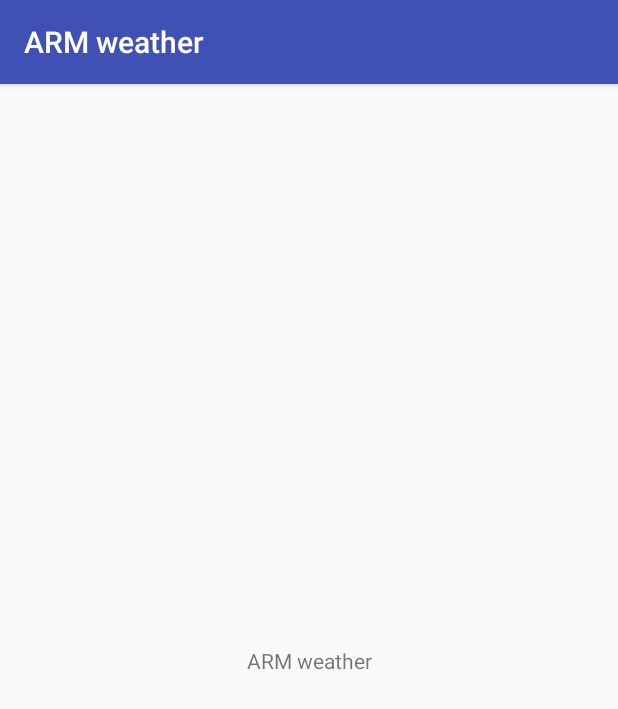
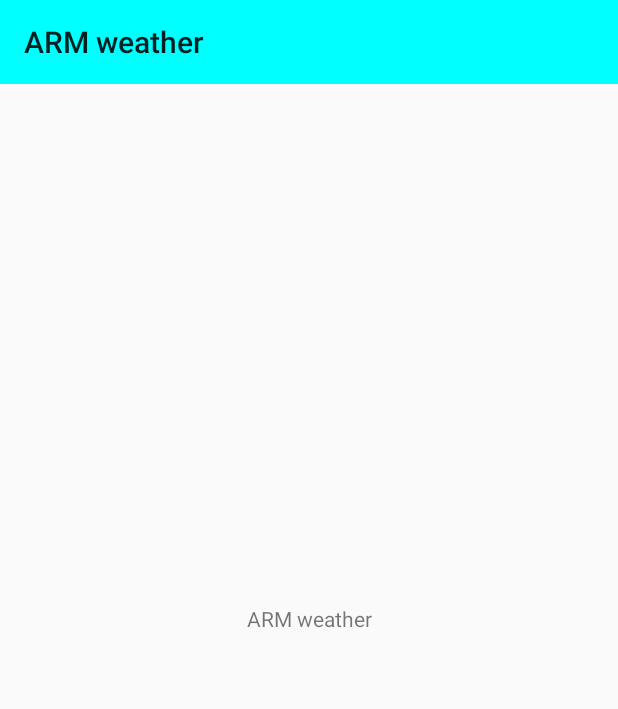
Before and after one commit to zht255/ARMweather, an Android app: the screen it shows after launch (MainActivity), on a phone screen of 412 x 824 dp. Shown: the top 709 px of the screen. Run offline under Robolectric (Android 15) with nearby library versions, the phone set to English and light mode, and no system bars.

Commit message:
2017-06-20-2

```diff
--- a/app/src/main/AndroidManifest.xml
+++ b/app/src/main/AndroidManifest.xml
@@ -18,6 +18,7 @@
                 <category android:name="android.intent.category.LAUNCHER" />
             </intent-filter>
         </activity>
+
     </application>
 
 </manifest>
--- a/app/src/main/res/layout/activity_main.xml
+++ b/app/src/main/res/layout/activity_main.xml
@@ -1,9 +1,20 @@
 <?xml version="1.0" encoding="utf-8"?>
 <android.support.constraint.ConstraintLayout xmlns:android="http://schemas.android.com/apk/res/android"
     xmlns:app="http://schemas.android.com/apk/res-auto"
+    xmlns:tools="http://schemas.android.com/tools"
     android:layout_width="match_parent"
     android:layout_height="match_parent">
+
+    <android.support.v7.widget.Toolbar
+        app:title="ARM weather"
+        android:id="@+id/my_toolbar"
+        android:layout_width="match_parent"
+        android:layout_height="wrap_content"
+        android:background="#00ffff"
+        tools:layout_editor_absoluteY="0dp"
+        tools:layout_editor_absoluteX="8dp" />
     <TextView
+        android:id="@+id/title"
         android:layout_width="wrap_content"
         android:layout_height="wrap_content"
         android:text="ARM weather"
--- /dev/null
+++ b/app/src/main/res/menu/menu.xml
@@ -0,0 +1,14 @@
+<?xml version="1.0" encoding="utf-8"?>
+<menu xmlns:android="http://schemas.android.com/apk/res/android"
+    xmlns:app="http://schemas.android.com/apk/res-auto">
+    <item
+        android:id="@+id/menu_scan"
+        android:orderInCategory="100"
+        app:showAsAction="always|withText"
+        android:title="Scan" />
+    <item
+        android:id="@+id/menu_refresh"
+        android:title="refresh"
+        android:orderInCategory="1"
+        app:showAsAction="always|withText" />
+</menu>
--- a/app/src/main/res/values/styles.xml
+++ b/app/src/main/res/values/styles.xml
@@ -1,11 +1,12 @@
 <resources>
 
     <!-- Base application theme. -->
-    <style name="AppTheme" parent="Theme.AppCompat.Light.DarkActionBar">
+    <style name="AppTheme" parent="Theme.AppCompat.Light.NoActionBar">
         <!-- Customize your theme here. -->
         <item name="colorPrimary">@color/colorPrimary</item>
         <item name="colorPrimaryDark">@color/colorPrimaryDark</item>
         <item name="colorAccent">@color/colorAccent</item>
     </style>
 
+
 </resources>
```
Also changed, not shown: app/src/main/java/com/example/vvv/armweather/MainActivity.java (+28 -0 lines), app/src/main/res/values/ids.xml (deleted, +0 -9 lines), app/src/main/res/drawable/about.png (added), app/src/main/res/drawable/catalog.png (added), app/src/main/res/drawable/first.png (added).
